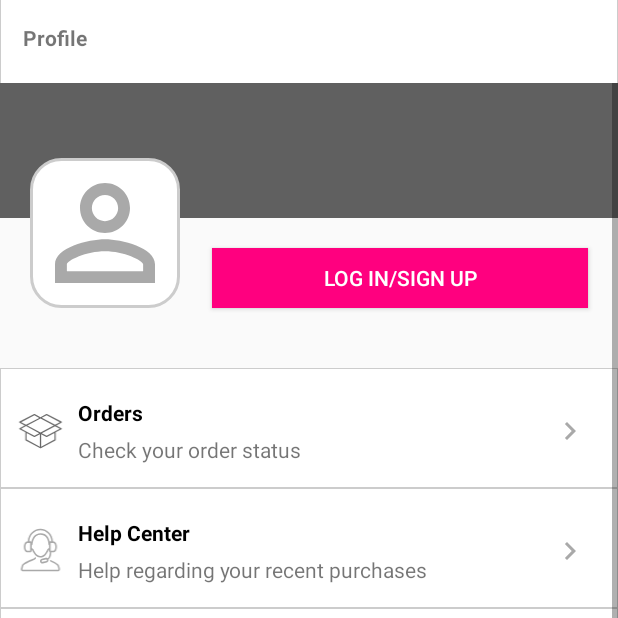
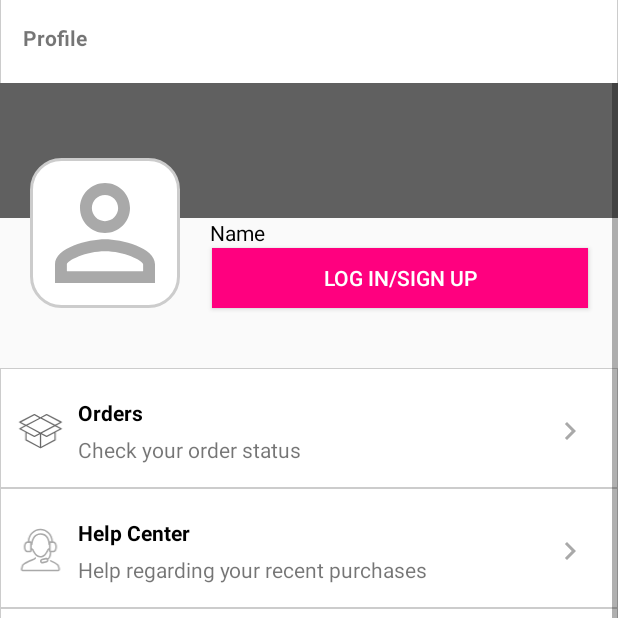
Before and after one commit to MuraliKrishnaSundara/MyntraClone, an Android app: the ProfileActivity screen opened directly, with no data from a screen before it, on a phone screen of 412 x 824 dp, the top half of it. Run offline under Robolectric (Android 15) with nearby library versions, the phone set to English and light mode, and no system bars.

Commit message:
Update from murali (22/7/2021)

```diff
--- a/App/Myntra/app/src/main/res/layout/activity_profile.xml
+++ b/App/Myntra/app/src/main/res/layout/activity_profile.xml
@@ -56,6 +56,16 @@
                 android:layout_marginTop="50dp"
                 android:background="@drawable/edittext_bg"
                 android:src="@drawable/person_login" />
+
+            <TextView
+                android:id="@+id/tvProfileName"
+                android:layout_width="wrap_content"
+                android:layout_height="wrap_content"
+                android:layout_below="@id/blackView"
+                android:layout_marginLeft="20dp"
+                android:layout_toRightOf="@id/ivProfileLogin"
+                android:text="Name"
+                android:textColor="@color/black" />
 
             <Button
                 android:id="@+id/btnLogin_Signup"
```
Also changed, not shown: App/Myntra/app/src/main/res/layout/activity_forgot.xml (+16 -19 lines).
